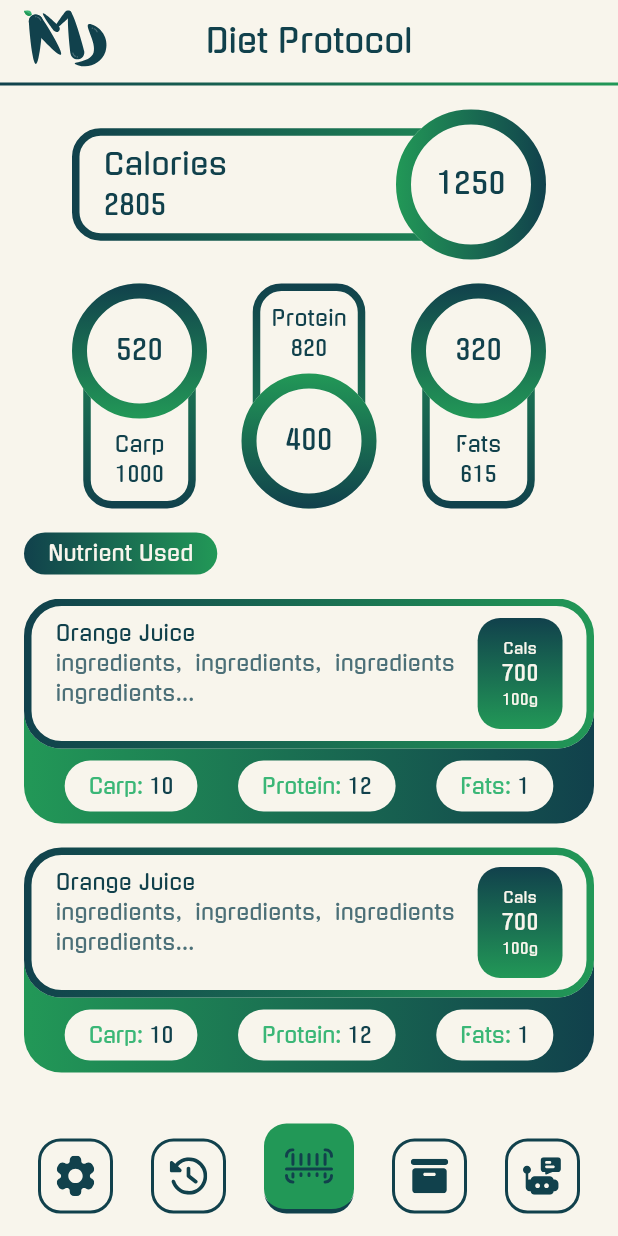
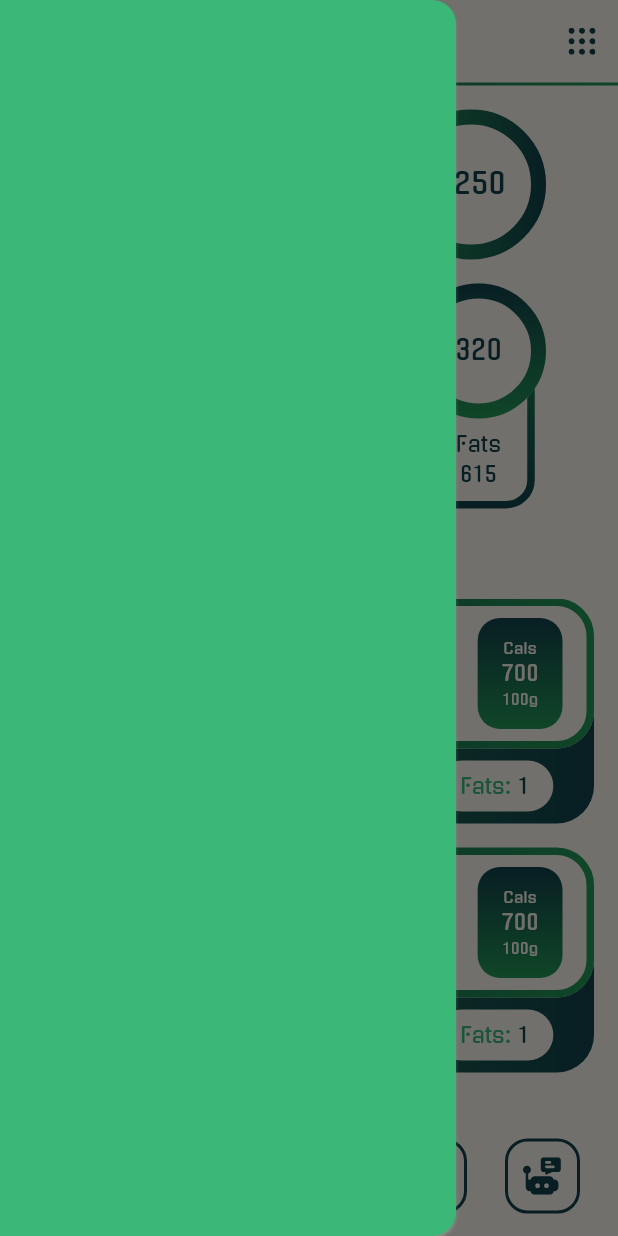
Before and after one commit to Abdelrhman-223/nutrimd, a Flutter app: the screen it shows after launch, with the side drawer open (before the commit the screen has no drawer), on a phone screen of 412 x 824 dp. Run offline on Flutter 3.47's test engine with Material 3 defaults, Android fonts, the phone set to English and light mode, and no system bars; our stand-ins replace animated_splash_screen, flutter_svg, fluttertoast, get, gradient_borders, shared_preferences and 1 more; missing offline and left inert: qr_bar_code_scanner_dialog.

Commit message:
Create chat bot page.

```diff
--- a/lib/core/utils/app_icons.dart
+++ b/lib/core/utils/app_icons.dart
@@ -1,4 +1,4 @@
-class IconPaths {
+class AppIcons {
   static String directArrow = "assets/icons/direct_arrow.svg";
   static String directArrowOutline = "assets/icons/direct_arrow_outline.svg";
   static String rightArrow = "assets/icons/right_arrow.svg";
@@ -48,5 +48,7 @@ class IconPaths {
   static String product = "assets/icons/product.svg";
   static String chatBot = "assets/icons/chatbot.svg";
   static String profile = "assets/icons/profile.svg";
+  static String send = "assets/icons/send.svg";
+  static String mic = "assets/icons/mic.svg";
 //static String  = "assets/icons/.svg";
 }
--- a/lib/core/widgets/password_field.dart
+++ b/lib/core/widgets/password_field.dart
@@ -50,7 +50,7 @@ class PasswordField extends StatelessWidget {
                   hiddenPass = !hiddenPass;
                 });
               },
-              icon: (hiddenPass)?SvgPicture.asset(IconPaths.eyeHidden):SvgPicture.asset(IconPaths.eyeVisible),
+              icon: (hiddenPass)?SvgPicture.asset(AppIcons.eyeHidden):SvgPicture.asset(AppIcons.eyeVisible),
             ),
           ),
         ),
--- a/lib/home_page.dart
+++ b/lib/home_page.dart
@@ -10,6 +10,7 @@ import 'package:flutter/material.dart';
 import 'package:flutter_svg/flutter_svg.dart';
 import 'package:get/get.dart';
 import 'package:gradient_borders/box_borders/gradient_box_border.dart';
+import 'package:nutrimd/chatbot_page/presentation/pages/chatbot_page.dart';
 import 'package:nutrimd/core/components/bottom_nav_bar_button.dart';
 import 'package:nutrimd/core/utils/app_colors.dart';
 import 'package:nutrimd/core/utils/app_icons.dart';
@@ -36,7 +37,7 @@ class _MyHomePageState extends State<MyHomePage> {
     DietProtocolPage(),
     DietProtocolPage(),
     DietProtocolPage(),
-    DietProtocolPage(),
+    ChatBotPage(),
   ];
 
   @override
@@ -46,6 +47,12 @@ class _MyHomePageState extends State<MyHomePage> {
         builder: (buttonController) {
           return Scaffold(
             backgroundColor: AppColors.fifthColor,
+            drawer: SafeArea(
+              child: Drawer(
+                backgroundColor: AppColors.thirdColor,
+                shadowColor: AppColors.fifthColor,
+              ),
+            ),
             appBar: AppBar(
               centerTitle: true,
               backgroundColor: AppColors.fifthColor,
@@ -71,6 +78,18 @@ class _MyHomePageState extends State<MyHomePage> {
                   color: AppColors.mainColor,
                 ),
               ),
+              actions: [
+                Builder(
+                  builder: (context) {
+                    return IconButton(
+                      onPressed: () {
+                        Scaffold.of(context).openDrawer();
+                      },
+                      icon: SvgPicture.asset(AppIcons.menu),
+                    );
+                  }
+                ),
+              ],
             ),
             body: IndexedStack(
               index: buttonController.activeButtonIndex,
@@ -84,17 +103,20 @@ class _MyHomePageState extends State<MyHomePage> {
                 mainAxisAlignment: MainAxisAlignment.spaceEvenly,
                 crossAxisAlignment: CrossAxisAlignment.end,
                 children: [
-                  BottomNavBarButton(buttonIndex: 0, buttonIconPath: IconPaths.settings),
-                  BottomNavBarButton(buttonIndex: 1, buttonIconPath: IconPaths.history),
+                  BottomNavBarButton(buttonIndex: 0, buttonIconPath: AppIcons.settings),
+                  BottomNavBarButton(buttonIndex: 1, buttonIconPath: AppIcons.history),
                   (buttonController.activeButtonIndex == 2)
                       ? BottomNavBarButton(
                           buttonIndex: 2,
-                          buttonIconPath: IconPaths.scanner,
+                          buttonIconPath: AppIcons.scanner,
                           activeScanner: true,
                         )
-                      : BottomNavBarButton(buttonIndex: 2, buttonIconPath: IconPaths.home,),
-                  BottomNavBarButton(buttonIndex: 3, buttonIconPath: IconPaths.product),
-                  BottomNavBarButton(buttonIndex: 4, buttonIconPath: IconPaths.chatBot),
+                      : BottomNavBarButton(
+                          buttonIndex: 2,
+                          buttonIconPath: AppIcons.home,
+                        ),
+                  BottomNavBarButton(buttonIndex: 3, buttonIconPath: AppIcons.product),
+                  BottomNavBarButton(buttonIndex: 4, buttonIconPath: AppIcons.chatBot),
                 ],
               ),
             ),
--- a/lib/medical_auth_pages/presentation/widgets/result_status.dart
+++ b/lib/medical_auth_pages/presentation/widgets/result_status.dart
@@ -34,7 +34,7 @@ class ResultStatus extends StatelessWidget {
         mainAxisAlignment: MainAxisAlignment.start,
         children: [
           SvgPicture.asset(
-            (!status) ? IconPaths.goodForYou : IconPaths.badForYou,
+            (!status) ? AppIcons.goodForYou : AppIcons.badForYou,
           ),
           spaceHiresontal16(),
           Text(
--- a/lib/on_boarding/presentation/pages/on_boarding_page.dart
+++ b/lib/on_boarding/presentation/pages/on_boarding_page.dart
@@ -63,12 +63,12 @@ class _OnBoardingState extends State<OnBoarding> {
                         //Previous page Button and if the number of page greater than 1 show the button other of that make a transparent button and that to show every thing in the same place.
                         (sliderButtonController.pageIndex > 1)
                             ? SliderButton(
-                                iconPath: IconPaths.leftArrow,
+                                iconPath: AppIcons.leftArrow,
                                 hiddenButton: false,
                                 buttonType: false,
                               )
                             : SliderButton(
-                                iconPath: IconPaths.leftArrow,
+                                iconPath: AppIcons.leftArrow,
                                 hiddenButton: true,
                                 buttonType: false,
                               ),
@@ -86,7 +86,7 @@ class _OnBoardingState extends State<OnBoarding> {
 
                         // Next Page Button
                         SliderButton(
-                          iconPath: IconPaths.rightArrow,
+                          iconPath: AppIcons.rightArrow,
                           hiddenButton: false,
                           buttonType: true,
                         ),
```
Also changed, not shown: lib/chatbot_page/presentation/manager/chat_controller.dart (added, +31 -0 lines), lib/chatbot_page/presentation/pages/chatbot_page.dart (added, +119 -0 lines), lib/chatbot_page/presentation/widgets/message_field.dart (added, +59 -0 lines), assets/icons/menu.svg, assets/icons/mic.svg (added), assets/icons/send.svg (added).
